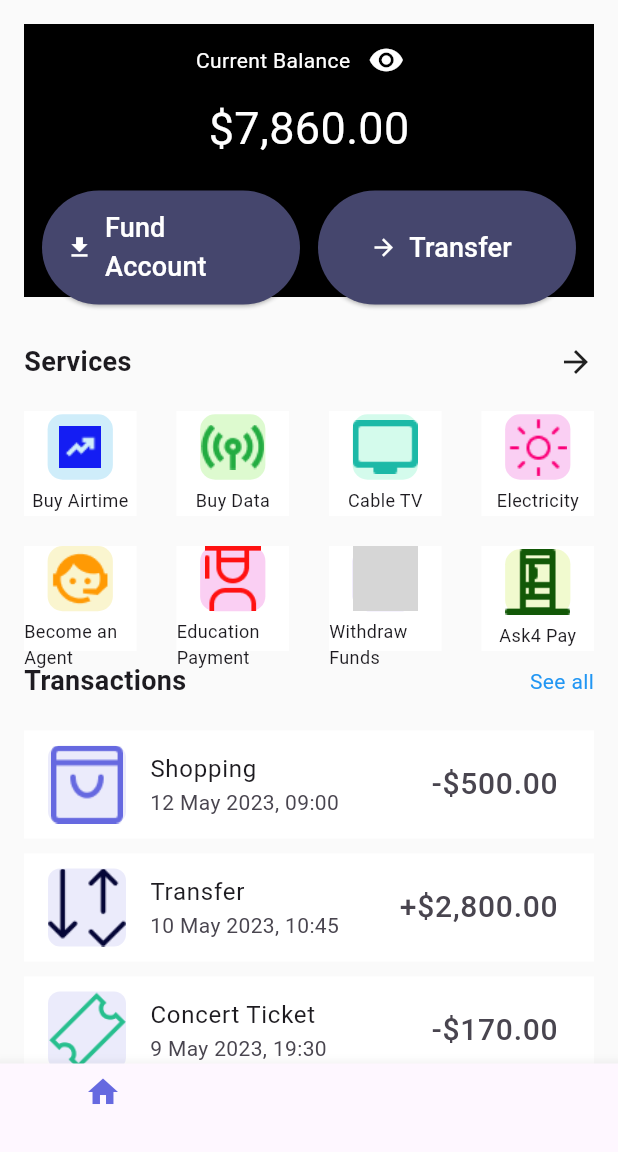
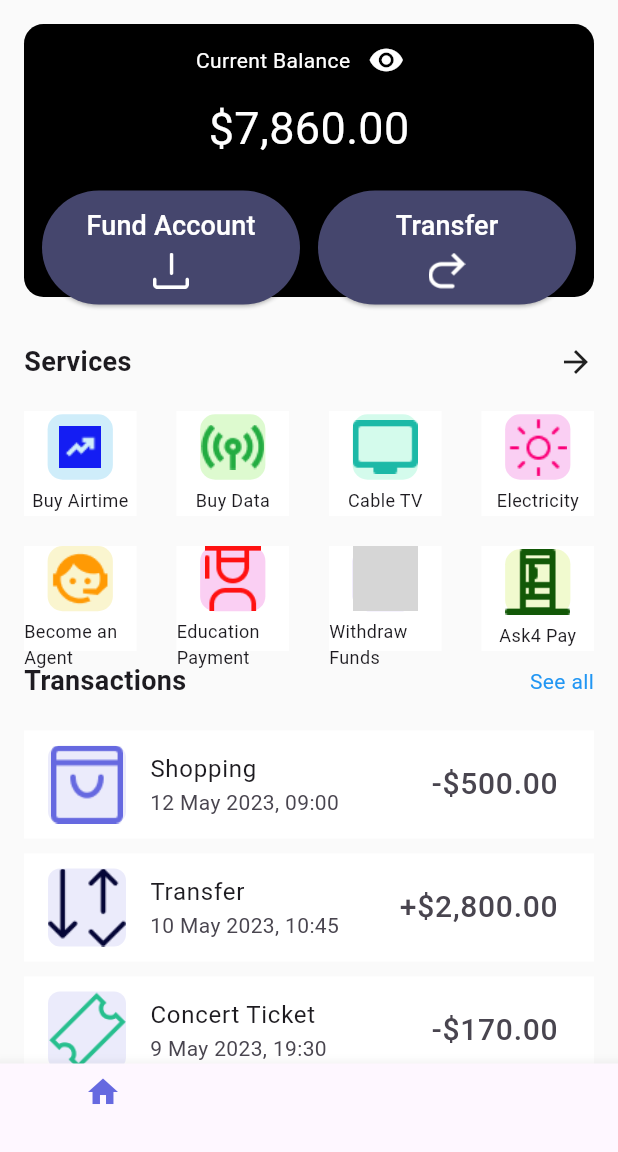
Before and after one commit to Ihimbru-K/paystreet, a Flutter app: the screen it shows after launch, on a phone screen of 412 x 824 dp, the part 84-1236 px from its top. Run offline on Flutter 3.47's test engine with Material 3 defaults, Android fonts, the phone set to English and light mode, and no system bars; grey boxes are pictures that could not be loaded.

Commit message:
completed implementation, debuggin containers

```diff
--- a/lib/widgets/balance_container.dart
+++ b/lib/widgets/balance_container.dart
@@ -15,7 +15,10 @@ class BalanceContainer extends StatelessWidget {
   @override
   Widget build(BuildContext context) {
     return Container(
-      color: balanceContainerColor,
+      decoration: BoxDecoration(
+        color: balanceContainerColor,
+        borderRadius: BorderRadius.circular(13),
+      ),
       height: 182,
       width: double.infinity,
       child: Column(
@@ -42,23 +45,35 @@ class BalanceContainer extends StatelessWidget {
           Row(
             mainAxisAlignment: MainAxisAlignment.spaceEvenly,
             children: [
-              ElevatedButton.icon(
+              ElevatedButton(
                 style: ElevatedButton.styleFrom(
                   backgroundColor: buttonColor,
                   fixedSize: Size(172, 76),
                 ),
                 onPressed: () {},
-                icon: Icon(Icons.download, color: Colors.white),
-                label: Text('Fund Account', style: TextStyle(color: Colors.white, fontSize: 18)),
+                child: Column(
+                  mainAxisAlignment: MainAxisAlignment.center,
+                  children: [
+                    Text('Fund Account', style: TextStyle(color: Colors.white, fontSize: 18)),
+                    SizedBox(height: 5),
+                    Image.asset("assets/download.png", height: 24),
+                  ],
+                ),
               ),
-              ElevatedButton.icon(
+              ElevatedButton(
                 style: ElevatedButton.styleFrom(
                   backgroundColor: buttonColor,
                   fixedSize: Size(172, 76),
                 ),
                 onPressed: () {},
-                icon: Icon(Icons.arrow_forward, color: Colors.white),
-                label: Text('Transfer', style: TextStyle(color: Colors.white, fontSize: 18)),
+                child: Column(
+                  mainAxisAlignment: MainAxisAlignment.center,
+                  children: [
+                    Text('Transfer', style: TextStyle(color: Colors.white, fontSize: 18)),
+                    SizedBox(height: 5),
+                    Image.asset("assets/send.png", height: 24),
+                  ],
+                ),
               ),
             ],
           ),
```
Also changed, not shown: assets/download.png (added), assets/send.png (added).
